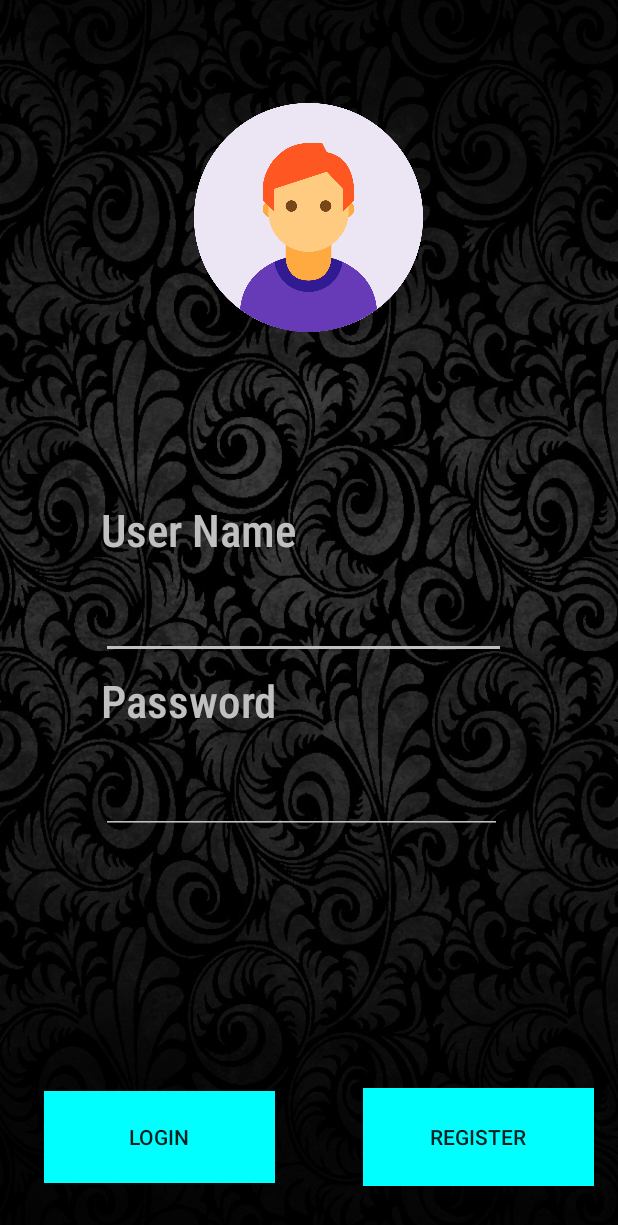
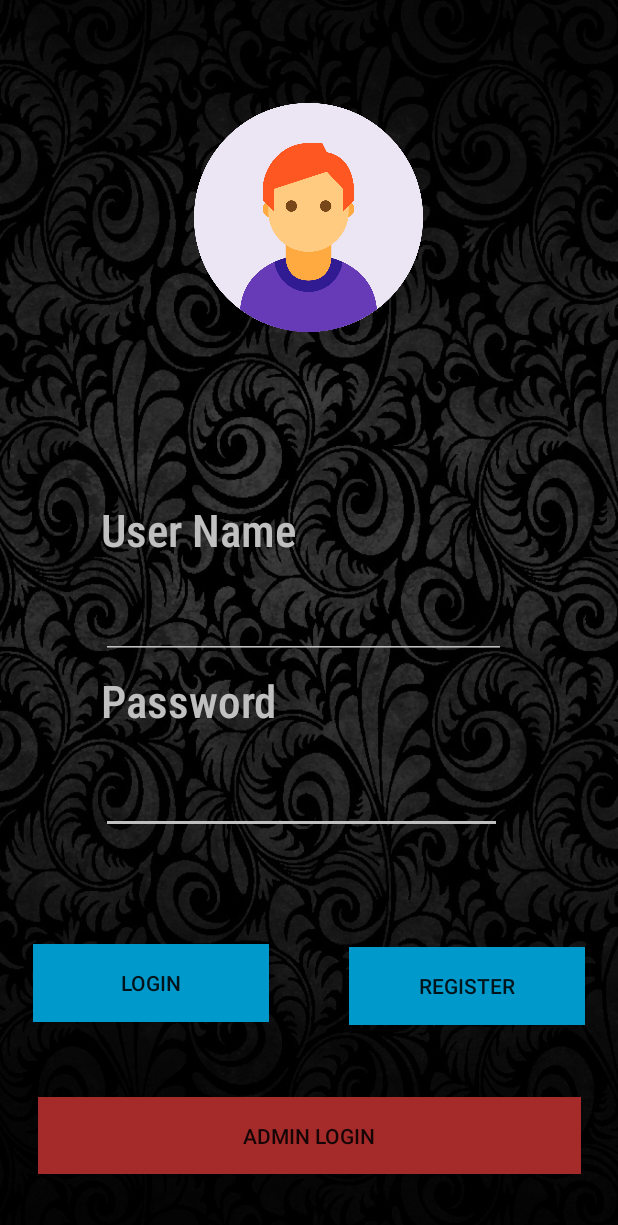
Before and after one commit to prabhashaamarathunga/TechFreaks, an Android app: the layout activity_login.xml on its own in the app's theme, with its tools: preview values and no code run, on a phone screen of 412 x 824 dp. Shown: the top 1225 px of the screen. Run offline under Robolectric (Android 15) with nearby library versions, the phone set to English and light mode, and no system bars.

Commit message:
AdminLogin

```diff
--- a/app/src/main/res/layout/activity_login.xml
+++ b/app/src/main/res/layout/activity_login.xml
@@ -8,25 +8,72 @@
     tools:context=".Login">
 
 
-    <TextView
+    <Button
+        android:id="@+id/btnLogin"
+        android:layout_width="157dp"
+        android:layout_height="52dp"
+        android:layout_marginStart="25dp"
+        android:layout_marginTop="77dp"
+        android:background="@android:color/holo_blue_dark"
+        android:onClick="userLogin"
+        android:text="@string/login"
+        app:layout_constraintBottom_toTopOf="@+id/adminlogin"
+        app:layout_constraintEnd_toStartOf="@+id/btnRegister"
+        app:layout_constraintStart_toStartOf="parent"
+        app:layout_constraintTop_toBottomOf="@+id/password" />
 
-        android:id="@+id/textView1"
-        android:layout_width="213dp"
-        android:layout_height="35dp"
+    <Button
+        android:id="@+id/btnRegister"
+        android:layout_width="157dp"
+        android:layout_height="52dp"
+        android:layout_marginStart="53dp"
+        android:layout_marginTop="77dp"
+        android:layout_marginEnd="25dp"
+        android:layout_marginBottom="50dp"
+        android:background="@android:color/holo_blue_dark"
+        android:onClick="onClick1"
+        android:text="@string/Register"
+        app:layout_constraintBottom_toTopOf="@+id/adminlogin"
+        app:layout_constraintEnd_toEndOf="parent"
+        app:layout_constraintStart_toEndOf="@+id/btnLogin"
+        app:layout_constraintTop_toBottomOf="@+id/password" />
+
+    <Button
+        android:id="@+id/adminlogin"
+        android:layout_width="362dp"
+        android:layout_height="51dp"
+        android:layout_marginStart="25dp"
+        android:layout_marginTop="50dp"
+        android:layout_marginEnd="25dp"
+        android:layout_marginBottom="45dp"
+        android:background="@color/colorUpdateBtn"
+        android:onClick="onClickAdmin"
+        android:padding="10dp"
+        android:text="@string/adminlogin"
+        app:layout_constraintBottom_toBottomOf="parent"
+        app:layout_constraintEnd_toEndOf="parent"
+        app:layout_constraintStart_toStartOf="parent"
+        app:layout_constraintTop_toBottomOf="@+id/btnLogin" />
+
+    <EditText
+        android:id="@+id/password"
+        android:layout_width="267dp"
+        android:layout_height="54dp"
         android:layout_marginStart="8dp"
         android:layout_marginTop="8dp"
         android:layout_marginEnd="8dp"
         android:layout_marginBottom="8dp"
-        android:fontFamily="sans-serif-condensed-medium"
-        android:text="@string/textView1"
+        android:backgroundTint="@color/colorFontLogin"
+        android:ems="10"
+        android:inputType="textPassword"
         android:textColor="@color/colorFontLogin"
-        android:textSize="30sp"
+        android:textColorHint="@color/colorFontLogin"
         app:layout_constraintBottom_toBottomOf="parent"
         app:layout_constraintEnd_toEndOf="parent"
-        app:layout_constraintHorizontal_bias="0.324"
+        app:layout_constraintHorizontal_bias="0.46"
         app:layout_constraintStart_toStartOf="parent"
         app:layout_constraintTop_toTopOf="parent"
-        app:layout_constraintVertical_bias="0.42" />
+        app:layout_constraintVertical_bias="0.655" />
 
     <EditText
         android:id="@+id/UserName"
@@ -36,18 +83,34 @@
         android:layout_marginTop="8dp"
         android:layout_marginEnd="8dp"
         android:layout_marginBottom="8dp"
+        android:backgroundTint="@color/colorFontLogin"
         android:ems="10"
         android:inputType="textPersonName"
         android:textColor="@color/colorFontLogin"
+        android:textColorHint="@color/colorFontLogin"
         android:textSize="18sp"
         app:layout_constraintBottom_toBottomOf="parent"
         app:layout_constraintEnd_toEndOf="parent"
         app:layout_constraintHorizontal_bias="0.472"
         app:layout_constraintStart_toStartOf="parent"
         app:layout_constraintTop_toTopOf="parent"
-        android:backgroundTint="@color/colorFontLogin"
-        android:textColorHint="@color/colorFontLogin"
         app:layout_constraintVertical_bias="0.499" />
+
+    <ImageView
+        android:id="@+id/imageView"
+        android:layout_width="206dp"
+        android:layout_height="183dp"
+        android:layout_marginStart="8dp"
+        android:layout_marginTop="8dp"
+        android:layout_marginEnd="8dp"
+        android:layout_marginBottom="8dp"
+        app:layout_constraintBottom_toBottomOf="parent"
+        app:layout_constraintEnd_toEndOf="parent"
+        app:layout_constraintHorizontal_bias="0.497"
+        app:layout_constraintStart_toStartOf="parent"
+        app:layout_constraintTop_toTopOf="parent"
+        app:layout_constraintVertical_bias="0.073"
+        app:srcCompat="@drawable/loginimage" />
 
     <TextView
         android:id="@+id/textView2"
@@ -70,71 +133,23 @@
         app:layout_constraintTop_toTopOf="parent"
         app:layout_constraintVertical_bias="0.577" />
 
-    <EditText
-        android:id="@+id/password"
-        android:layout_width="267dp"
-        android:layout_height="54dp"
+    <TextView
+
+        android:id="@+id/textView1"
+        android:layout_width="213dp"
+        android:layout_height="35dp"
         android:layout_marginStart="8dp"
         android:layout_marginTop="8dp"
         android:layout_marginEnd="8dp"
         android:layout_marginBottom="8dp"
-        android:ems="10"
+        android:fontFamily="sans-serif-condensed-medium"
+        android:text="@string/textView1"
         android:textColor="@color/colorFontLogin"
-        android:inputType="textPassword"
+        android:textSize="30sp"
         app:layout_constraintBottom_toBottomOf="parent"
         app:layout_constraintEnd_toEndOf="parent"
-        app:layout_constraintHorizontal_bias="0.46"
+        app:layout_constraintHorizontal_bias="0.324"
         app:layout_constraintStart_toStartOf="parent"
         app:layout_constraintTop_toTopOf="parent"
-        android:backgroundTint="@color/colorFontLogin"
-        android:textColorHint="@color/colorFontLogin"
-        app:layout_constraintVertical_bias="0.655" />
-
-    <Button
-        android:id="@+id/btnLogin"
-        android:layout_width="154dp"
-        android:layout_height="61dp"
-        android:layout_marginStart="8dp"
-        android:layout_marginTop="8dp"
-        android:layout_marginEnd="8dp"
-        android:layout_marginBottom="8dp"
-        android:background="@color/colorPrimaryDark"
-        android:onClick="userLogin"
-        android:text="@string/login"
-        app:layout_constraintBottom_toBottomOf="parent"
-        app:layout_constraintEnd_toEndOf="parent"
-        app:layout_constraintHorizontal_bias="0.087"
-        app:layout_constraintStart_toStartOf="parent"
-        app:layout_constraintTop_toBottomOf="@+id/password"
-        app:layout_constraintVertical_bias="0.857" />
-
-    <Button
-        android:id="@+id/btnRegister"
-        android:layout_width="154dp"
-        android:layout_height="65dp"
-        android:layout_marginStart="8dp"
-        android:layout_marginEnd="8dp"
-        android:background="@color/colorPrimaryDark"
-        android:onClick="onClick1"
-        android:text="@string/Register"
-        app:layout_constraintBaseline_toBaselineOf="@+id/btnLogin"
-        app:layout_constraintEnd_toEndOf="parent"
-        app:layout_constraintHorizontal_bias="0.966"
-        app:layout_constraintStart_toStartOf="parent" />
-
-    <ImageView
-        android:id="@+id/imageView"
-        android:layout_width="206dp"
-        android:layout_height="183dp"
-        android:layout_marginStart="8dp"
-        android:layout_marginTop="8dp"
-        android:layout_marginEnd="8dp"
-        android:layout_marginBottom="8dp"
-        app:layout_constraintBottom_toBottomOf="parent"
-        app:layout_constraintEnd_toEndOf="parent"
-        app:layout_constraintHorizontal_bias="0.497"
-        app:layout_constraintStart_toStartOf="parent"
-        app:layout_constraintTop_toTopOf="parent"
-        app:layout_constraintVertical_bias="0.073"
-        app:srcCompat="@drawable/loginimage" />
+        app:layout_constraintVertical_bias="0.42" />
 </androidx.constraintlayout.widget.ConstraintLayout>
--- a/app/src/main/res/values/strings.xml
+++ b/app/src/main/res/values/strings.xml
@@ -39,14 +39,10 @@
     <string name="citems" />
     <string name="clear">Clear</string>
 
-    <string-array name="paymentm">
-        <item>VISA</item>
-        <item>MasterCard</item>
-    </string-array>
+    <string name="textView1">User Name</string>
 
 
     -----------------------Maneesha---------------------------------
-    <string name="textView1">User Name</string>
     <string name="UserName">Enter your user name</string>
     <string name="textView2">Password</string>
     <string name="Password">Enter Your Password</string>
@@ -75,6 +71,11 @@
     <string name="btnBack">Back</string>
     <string name="btnView">View</string>
     <string name="manage_orders">Manage Orders</string>
+    <string name="adminlogin">Admin Login</string>
+    <string-array name="paymentm">
+        <item>VISA</item>
+        <item>MasterCard</item>
+    </string-array>
 
 
 </resources>
```
Also changed, not shown: app/src/main/AndroidManifest.xml (+4 -3 lines), app/src/main/java/com/example/mobilemania/AdminLogin.java (renamed from app/src/main/java/com/example/mobilemania/Login.java, +11 -37 lines), app/src/main/java/com/example/mobilemania/Database/DBHelper.java (+32 -0 lines), app/src/main/res/layout/activity_admin_login.xml (added, +84 -0 lines).
